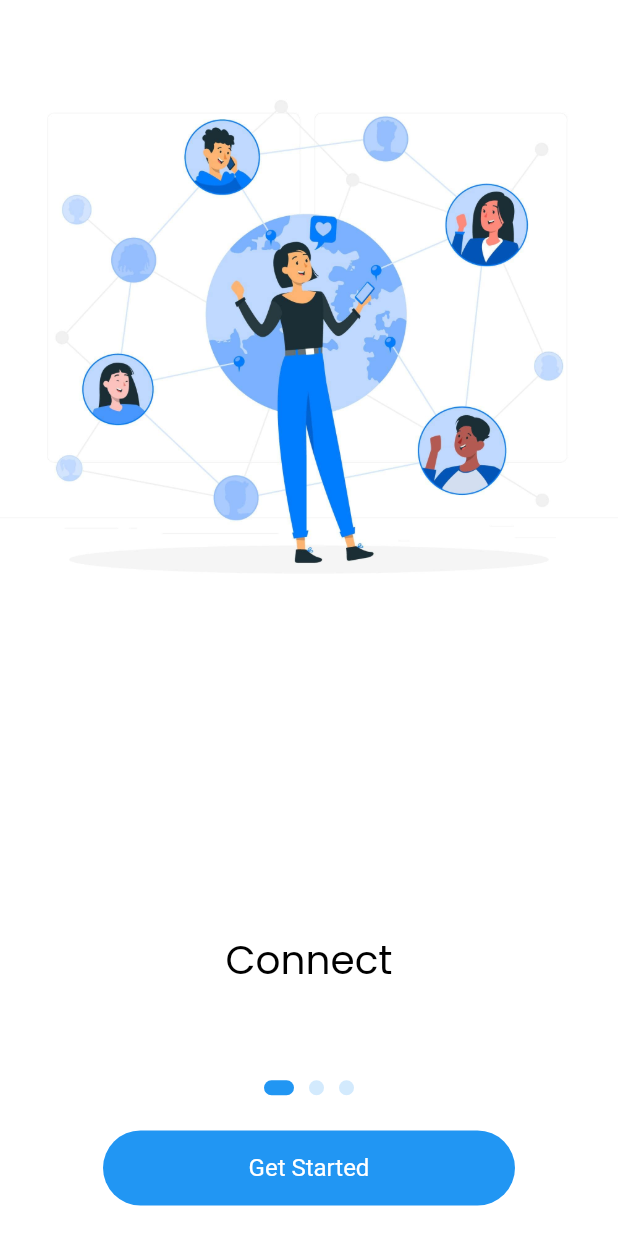
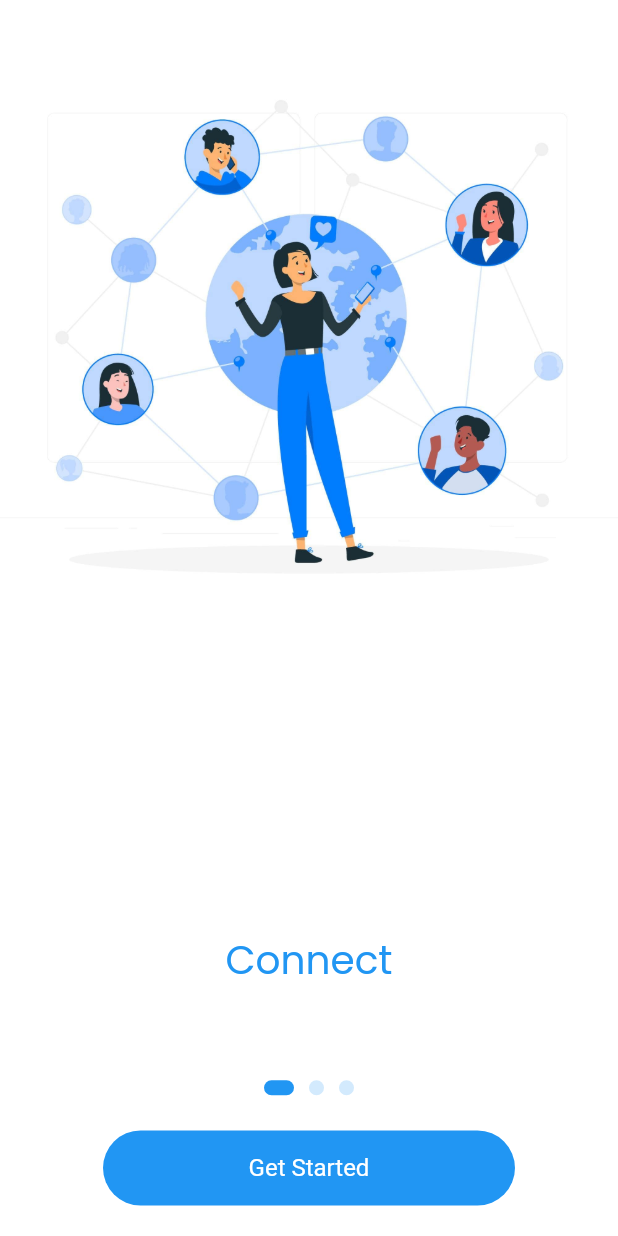
Before and after one commit to rsapariya/sbc_flutter, a Flutter app: the screen it shows after launch, on a phone screen of 412 x 824 dp. Run offline on Flutter 3.47's test engine with Material 2 defaults, Android fonts, the light colour scheme and no system bars; our stand-ins replace flutter_dotenv, fluttertoast, get, get_storage, google_fonts, image_picker and 1 more; missing offline and left inert: amazon_cognito_identity_dart_2, launch_review, qr_code_scanner; accounts and stored records are empty; network calls fail; Roboto replaces fonts that are missing (popins).

```diff
--- a/lib/login/onboarding.dart
+++ b/lib/login/onboarding.dart
@@ -79,7 +79,7 @@
                           textAlign: TextAlign.center,
                           style: GoogleFonts.poppins(
                               textStyle:
-                                  TextStyle(color: Colors.black, fontSize: 26)),
+                                  TextStyle(color: Colors.blue, fontSize: 26)),
                         ),
                       ),
                       SizedBox(
```
